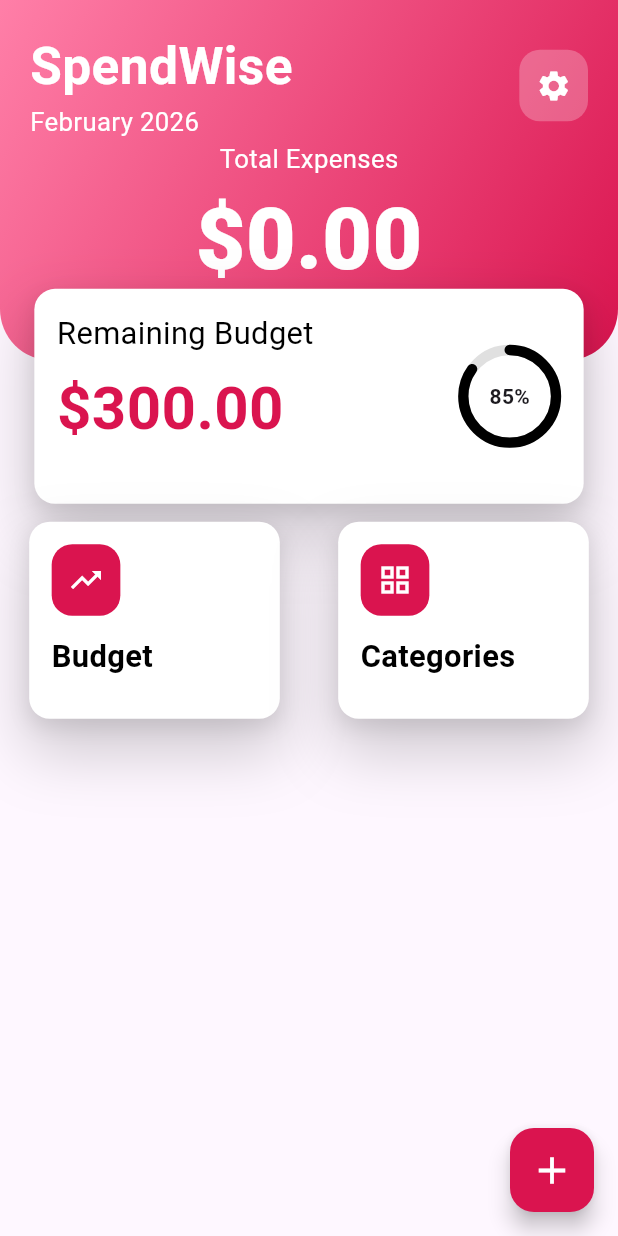
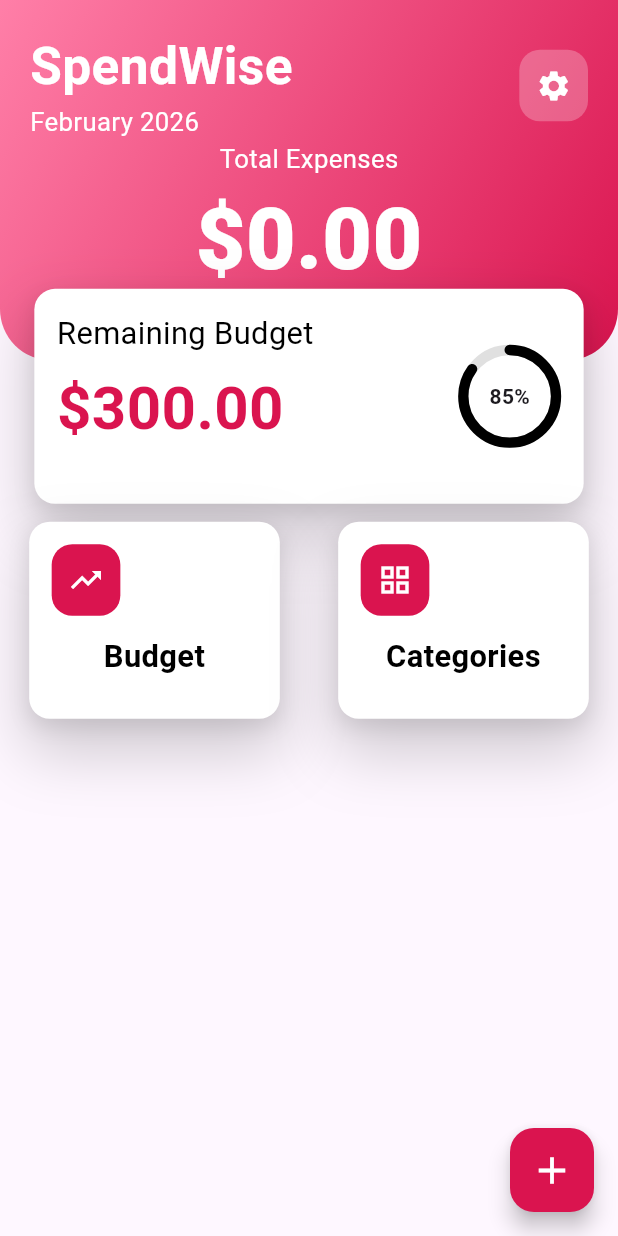
Before and after one commit to sarahmmedd/Banawit, a Flutter app: the screen it shows after launch, on a phone screen of 412 x 824 dp. Run offline on Flutter 3.47's test engine with Material 3 defaults, Android fonts, the light colour scheme and no system bars; drawn by our look-alikes of percent_indicator; our stand-ins replace bloc, flutter_screenutil, hive, hive_flutter; accounts and stored records are empty.

Commit message:
Add homeScreen(ui)

```diff
--- a/lib/features/home/ui/widgets/custom_card.dart
+++ b/lib/features/home/ui/widgets/custom_card.dart
@@ -32,7 +32,6 @@ class CustomCard extends StatelessWidget {
       child: Padding(
         padding: const EdgeInsets.all(15),
         child: Column(
-          mainAxisAlignment: MainAxisAlignment.start,
           crossAxisAlignment: CrossAxisAlignment.start,
           children: [
             Container(
@@ -45,7 +44,8 @@ class CustomCard extends StatelessWidget {
               child: Icon(icon, color: Colors.white),
             ),
             SizedBox(height: 10.h),
-            Text(
+            Center(
+              child: Text(
                 title,
                 style: TextStyle(
                   color: Colors.black,
@@ -54,6 +54,7 @@ class CustomCard extends StatelessWidget {
                 ),
                 textAlign: TextAlign.center,
               ),
+            ),
           ],
         ),
       ),
```
Lines whose indentation alone changed are shown as unchanged.
